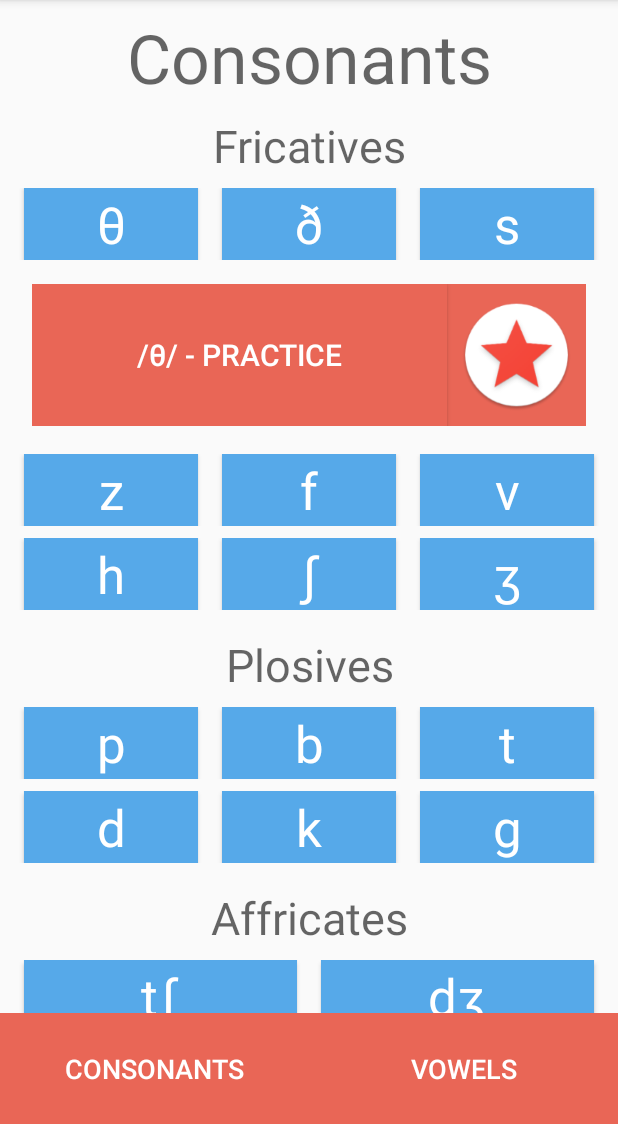
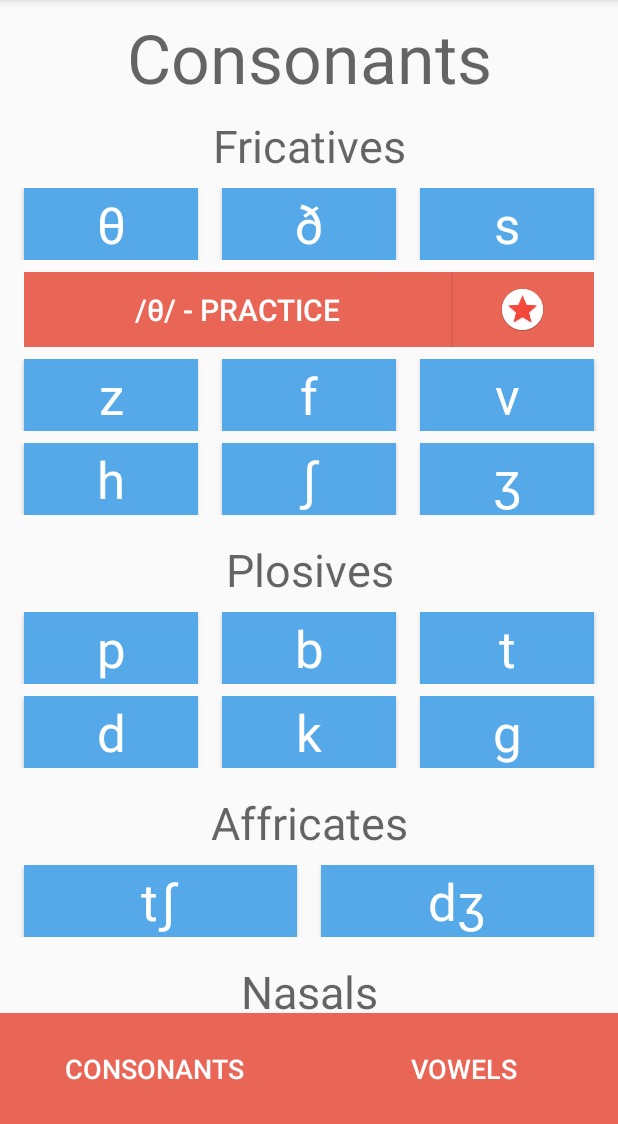
Before and after one commit to mattpocock/voicehacker-accents, an Android app: the screen it shows after launch (MainActivity), after a tap on an icon or button, on a phone screen of 412 x 824 dp, the part 112-1236 px from its top. Run offline under Robolectric (Android 15) with nearby library versions, the light colour scheme and no system bars.

Commit message:
Alpha 0.22
App now remembers which stars you chose last time.

```diff
--- a/app/build.gradle
+++ b/app/build.gradle
@@ -7,8 +7,8 @@ android {
         applicationId "uk.co.voicehacker.app.practicewords"
         minSdkVersion 15
         targetSdkVersion 25
-        versionCode 14
-        versionName "Alpha 0.21.1"
+        versionCode 16
+        versionName "Alpha 0.22"
         testInstrumentationRunner "android.support.test.runner.AndroidJUnitRunner"
     }
     buildTypes {
--- a/app/src/main/java/uk/co/voicehacker/app/practicewords/Consonants.java
+++ b/app/src/main/java/uk/co/voicehacker/app/practicewords/Consonants.java
@@ -1,7 +1,7 @@
 package uk.co.voicehacker.app.practicewords;
 
 import android.content.Intent;
-import android.media.Image;
+import android.content.SharedPreferences;
 import android.media.MediaPlayer;
 import android.os.Build;
 import android.support.annotation.RequiresApi;
@@ -12,11 +12,9 @@ import android.view.LayoutInflater;
 import android.view.View;
 import android.view.ViewGroup;
 import android.widget.Button;
-import android.widget.EditText;
 import android.widget.ImageButton;
 import android.widget.ImageView;
 import android.widget.LinearLayout;
-import android.widget.Toast;
 
 import java.lang.reflect.Array;
 import java.util.Arrays;
@@ -37,23 +35,58 @@ public class Consonants extends Fragment {
 
     // Keeps track of all buttons created
 
+    SharedPreferences sharedPref;
+
     int[] soundArr = new int[25];
     int soundCounter = 0;
 
     boolean[] soundStarred = new boolean[25];
+    String importedSoundStarred = null;
     boolean firstStarPress = true;
 
     boolean navBarOn = false;
 
+    // Convert Pixels to Dps
+
+    public int pixelsToDps(int pix) {
+        final float scale = getContext().getResources().getDisplayMetrics().density;
+        int pixels = (int) (pix * scale + 0.5f);
+        return pixels;
+    }
+
+    // Convert Boolean Array to String
+
+    public String booleanToString(boolean[] arr) {
+
+        String result = "";
+
+        for (int i = 0; i < arr.length; i++) {
+            if (arr[i]) {
+                result+= "1";
+            } else {
+                result+="0";
+            }
+        }
+
+        return result;
+    }
+
+
     // Create Button Method
 
     public void createButton(Button btn, final sound s) {
+
+        final SharedPreferences sharedPref = getContext().getSharedPreferences(getString(R.string.preference_file_key), getContext().MODE_PRIVATE);
 
         final int thisSound = soundCounter;
 
         btn = (Button) getView().findViewById(s.buttonid);
         btn.setText(s.symbol);
         btn.setSoundEffectsEnabled(false);
+
+        if (!soundStarred[thisSound] && !firstStarPress) {
+            btn.setBackgroundColor(getResources().getColor(R.color.darkGrey));
+        }
 
         // Adds all Button Id's to btnArray
 
@@ -101,12 +134,14 @@ public class Consonants extends Fragment {
                     navBarOn = false;
                 }
 
+                // Converts to dp
+
                 // Puts in Button
 
                 int insertId = s.row + (s.section + 1);
 
-                LinearLayout.LayoutParams params = new LinearLayout.LayoutParams(LinearLayout.LayoutParams.MATCH_PARENT, 142);
-                params.setMargins(20,12,20,28);
+                LinearLayout.LayoutParams params = new LinearLayout.LayoutParams(LinearLayout.LayoutParams.MATCH_PARENT, pixelsToDps(50));
+                params.setMargins(pixelsToDps(8),pixelsToDps(0),pixelsToDps(8),pixelsToDps(8));
                 params.gravity = Gravity.CENTER_HORIZONTAL;
 
                 oldll.addView(newll, insertId, params);
@@ -131,10 +166,10 @@ public class Consonants extends Fragment {
 
                 if (!soundStarred[thisSound]) {
 
-                    insertedStar.setImageResource(R.drawable.star_btn);
+                    insertedStar.setImageResource(R.drawable.star_btn1);
 
                 } else {
-                    insertedStar.setImageResource(R.drawable.star_btn_pressed);
+                    insertedStar.setImageResource(R.drawable.star_btn2);
                 }
 
                 insertedStar.setScaleType(ImageView.ScaleType.FIT_CENTER);
@@ -170,7 +205,12 @@ public class Consonants extends Fragment {
                             toChange.setAlpha(0.0f);
                             toChange.animate().alpha(1.0f);
                             soundStarred[thisSound] = false;
-                            insertedStar.setImageResource(R.drawable.star_btn);
+
+                            SharedPreferences.Editor editor = sharedPref.edit();
+                            editor.putString(getString(R.string.importedconsonantsstarred), booleanToString(soundStarred));
+                            editor.commit();
+
+                            insertedStar.setImageResource(R.drawable.star_btn1);
 
                         } else {
 
@@ -179,7 +219,10 @@ public class Consonants extends Fragment {
                             toChange.setAlpha(0.0f);
                             toChange.animate().alpha(1.0f);
                             soundStarred[thisSound] = true;
-                            insertedStar.setImageResource(R.drawable.star_btn_pressed);
+                            SharedPreferences.Editor editor = sharedPref.edit();
+                            editor.putString(getString(R.string.importedconsonantsstarred), booleanToString(soundStarred));
+                            editor.commit();
+                            insertedStar.setImageResource(R.drawable.star_btn2);
                         }
 
                         // Turns all blue again if all off
@@ -266,6 +309,23 @@ public class Consonants extends Fragment {
     public void onViewCreated(View view, Bundle savedInstanceState) {
         super.onViewCreated(view, savedInstanceState);
 
+        // Check Preferences
+        SharedPreferences sharedPref = getContext().getSharedPreferences(getString(R.string.preference_file_key), getContext().MODE_PRIVATE);
+        importedSoundStarred = sharedPref.getString(getString(R.string.importedconsonantsstarred), "0000000000000000000000000");
+
+        for (int i = 0; i < importedSoundStarred.length(); i++) {
+            String sub = importedSoundStarred.substring(i,(i+1));
+            if (Integer.parseInt(sub) == 0) {
+                soundStarred[i] = false;
+            } else {
+                soundStarred[i] = true;
+                firstStarPress = false;
+            }
+        }
+
+
+
+
         // Creates Buttons
 
         sound unvoicedTHsound = new sound(R.id.button1,"θ",R.raw.unvoicedth,"The Unvoiced TH - /θ/", new int[]{R.string.desc_unvoiced, R.string.desc_fricatve, R.string.desc_thsound}, 1,1,1, new String[]{"think","anything","bath","breath","death","everything","month","mouth","nothing","something"});
--- a/app/src/main/java/uk/co/voicehacker/app/practicewords/Vowels.java
+++ b/app/src/main/java/uk/co/voicehacker/app/practicewords/Vowels.java
@@ -1,6 +1,7 @@
 package uk.co.voicehacker.app.practicewords;
 
 import android.content.Intent;
+import android.content.SharedPreferences;
 import android.media.Image;
 import android.media.MediaPlayer;
 import android.os.Build;
@@ -30,23 +31,57 @@ public class Vowels extends Fragment {
 
     MediaPlayer allsounds;
 
+    SharedPreferences sharedPref;
+
     int[] vowelArr = new int[20];
     int vowelCounter = 0;
 
     boolean[] vowelStarred = new boolean[20];
+    String importedVowelStarred = "";
     boolean firstStarPress = true;
 
     boolean navBarOn = false;
 
+    // Convert Pixels to Dps
+
+    public int pixelsToDps(int pix) {
+        final float scale = getContext().getResources().getDisplayMetrics().density;
+        int pixels = (int) (pix * scale + 0.5f);
+        return pixels;
+    }
+
+    // Convert Boolean Array to String
+
+    public String booleanToString(boolean[] arr) {
+
+        String result = "";
+
+        for (int i = 0; i < arr.length; i++) {
+            if (arr[i]) {
+                result+= "1";
+            } else {
+                result+="0";
+            }
+        }
+
+        return result;
+    }
+
     // Create Button Method
 
     public void createButton(Button btn, final sound s) {
+
+        final SharedPreferences sharedPref = getContext().getSharedPreferences(getString(R.string.preference_file_key), getContext().MODE_PRIVATE);
 
         final int thisvowel = vowelCounter;
 
         btn = (Button) getView().findViewById(s.buttonid);
         btn.setText(s.symbol);
         btn.setSoundEffectsEnabled(false);
+
+        if (!vowelStarred[thisvowel] && !firstStarPress) {
+            btn.setBackgroundColor(getResources().getColor(R.color.darkGrey));
+        }
 
         // Adds all Button Id's to btnArray
 
@@ -98,8 +133,8 @@ public class Vowels extends Fragment {
 
                 int insertId = s.row + (s.section + 1);
 
-                LinearLayout.LayoutParams params = new LinearLayout.LayoutParams(LinearLayout.LayoutParams.MATCH_PARENT, 142);
-                params.setMargins(20,12,20,28);
+                LinearLayout.LayoutParams params = new LinearLayout.LayoutParams(LinearLayout.LayoutParams.MATCH_PARENT, pixelsToDps(50));
+                params.setMargins(pixelsToDps(8),pixelsToDps(0),pixelsToDps(8),pixelsToDps(8));
                 params.gravity = Gravity.CENTER_HORIZONTAL;
 
                 oldll.addView(newll, insertId, params);
@@ -124,10 +159,10 @@ public class Vowels extends Fragment {
 
                 if (!vowelStarred[thisvowel]) {
 
-                    insertedStar.setImageResource(R.drawable.star_btn);
+                    insertedStar.setImageResource(R.drawable.star_btn1);
 
                 } else {
-                    insertedStar.setImageResource(R.drawable.star_btn_pressed);
+                    insertedStar.setImageResource(R.drawable.star_btn2);
                 }
 
                 insertedStar.setScaleType(ImageView.ScaleType.FIT_CENTER);
@@ -163,6 +198,9 @@ public class Vowels extends Fragment {
                             toChange.setAlpha(0.0f);
                             toChange.animate().alpha(1.0f);
                             vowelStarred[thisvowel] = false;
+                            SharedPreferences.Editor editor = sharedPref.edit();
+                            editor.putString(getString(R.string.importedvowelsstarred), booleanToString(vowelStarred));
+                            editor.commit();
                             insertedStar.setImageResource(R.drawable.star_btn);
 
                         } else {
@@ -172,7 +210,10 @@ public class Vowels extends Fragment {
                             toChange.setAlpha(0.0f);
                             toChange.animate().alpha(1.0f);
                             vowelStarred[thisvowel] = true;
-                            insertedStar.setImageResource(R.drawable.star_btn_pressed);
+                            SharedPreferences.Editor editor = sharedPref.edit();
+                            editor.putString(getString(R.string.importedvowelsstarred), booleanToString(vowelStarred));
+                            editor.commit();
+                            insertedStar.setImageResource(R.drawable.star_btn2);
                         }
 
                         // Turns all blue again if all off
@@ -274,6 +315,19 @@ public class Vowels extends Fragment {
     public void onViewCreated(View view, Bundle savedInstanceState) {
         super.onViewCreated(view, savedInstanceState);
 
+        SharedPreferences sharedPref = getContext().getSharedPreferences(getString(R.string.preference_file_key), getContext().MODE_PRIVATE);
+        importedVowelStarred = sharedPref.getString(getString(R.string.importedvowelsstarred), "00000000000000000000");
+
+        for (int i = 0; i < importedVowelStarred.length(); i++) {
+            String sub = importedVowelStarred.substring(i,(i+1));
+            if (Integer.parseInt(sub) == 0) {
+                vowelStarred[i] = false;
+            } else {
+                vowelStarred[i] = true;
+                firstStarPress = false;
+            }
+        }
+
         // Short Vowels
 
         sound shortAhsound = new sound(R.id.vbutton1,"æ",R.raw.ah,"The /æ/ Sound", new int[]{R.string.desc_shortvowels, R.string.desc_openjaw, R.string.desc_spreadlips, R.string.desc_placementfront}, 1,1,1, new String[]{"attack","cat","stand","cancel","back","add","fashion","lamp","bag","had"});
--- a/app/src/main/res/drawable/star_btn.xml
+++ b/app/src/main/res/drawable/star_btn.xml
@@ -1,8 +1,8 @@
 <?xml version="1.0" encoding="utf-8"?>
 <selector xmlns:android="http://schemas.android.com/apk/res/android">
-    <item android:drawable="@drawable/star_btn_img"
+    <item android:drawable="@drawable/star_btn2"
         android:state_pressed="true"/>
-    <item android:drawable="@drawable/star_btn_alt"
+    <item android:drawable="@drawable/star_btn1"
         android:state_pressed="true"/>
-    <item android:drawable="@drawable/star_btn_alt" />
+    <item android:drawable="@drawable/star_btn1" />
 </selector>
--- a/app/src/main/res/drawable/star_btn_pressed.xml
+++ b/app/src/main/res/drawable/star_btn_pressed.xml
@@ -1,8 +1,8 @@
 <?xml version="1.0" encoding="utf-8"?>
 <selector xmlns:android="http://schemas.android.com/apk/res/android">
-    <item android:drawable="@drawable/star_btn_alt"
+    <item android:drawable="@drawable/star_btn1"
         android:state_pressed="true"/>
-    <item android:drawable="@drawable/star_btn_img"
+    <item android:drawable="@drawable/star_btn2"
         android:state_pressed="true"/>
-    <item android:drawable="@drawable/star_btn_img" />
+    <item android:drawable="@drawable/star_btn2" />
 </selector>
--- a/app/src/main/res/values/strings.xml
+++ b/app/src/main/res/values/strings.xml
@@ -1,5 +1,8 @@
 <resources>
     <string name="app_name">VoiceHacker Accents</string>
+    <string name="preference_file_key">app.voicehacker.co.uk.PREFERENCE_FILE_KEY</string>
+    <string name="importedconsonantsstarred">app.voicehacker.co.uk.CONSONANTS_STARRED</string>
+    <string name="importedvowelsstarred">app.voicehacker.co.uk.VOWELS_STARRED</string>
     <string name="desc_morecoming">There‘s more to say about this sound, so future updates will add more descriptions.</string>
     <string name="desc_diphthongs">Some vowels, like the ‘long’ and ‘short’ ones, choose one position and stick to it throughout. On the word ‘see’, your mouth finds a static position when it hits the ‘ee’, and holds it until the word is done. Diphthongs are vowels which move from one position to another. The vowel /eɪ/ (in ‘say’) starts with an /e/ (in ‘set’) and ends with an /ɪ/ (in ‘sit’). Diphthongs glide from one place to another, like “saaaayyyyy”. Some are obvious, like the ‘ah’ and ‘oo’ in the /aʊ/ in ‘mouth’. Some are more subtle, such as the sliding /eə/ in ‘chair’. Try to feel the beginning and end point of the diphthong vowel in the words above.</string>
     <string name="desc_shortvowels">Short vowels are - no surprises - short. They are quick, sharp, and punchy. When you emphasise a word with a short vowel, you emphasise the consonants, not the vowel. It’s the difference between ‘seat’ and ‘sit’. “Have a seeeeaat!”. “Just sssssit.” Try saying the words sharply, with more emphasis on the consonants.</string>
```
Also changed, not shown: app/src/main/res/drawable/star_btn1.png (renamed from app/src/main/res/drawable/star_btn_alt.png), app/src/main/res/drawable/star_btn2.png (renamed from app/src/main/res/drawable/star_btn_img.png).
